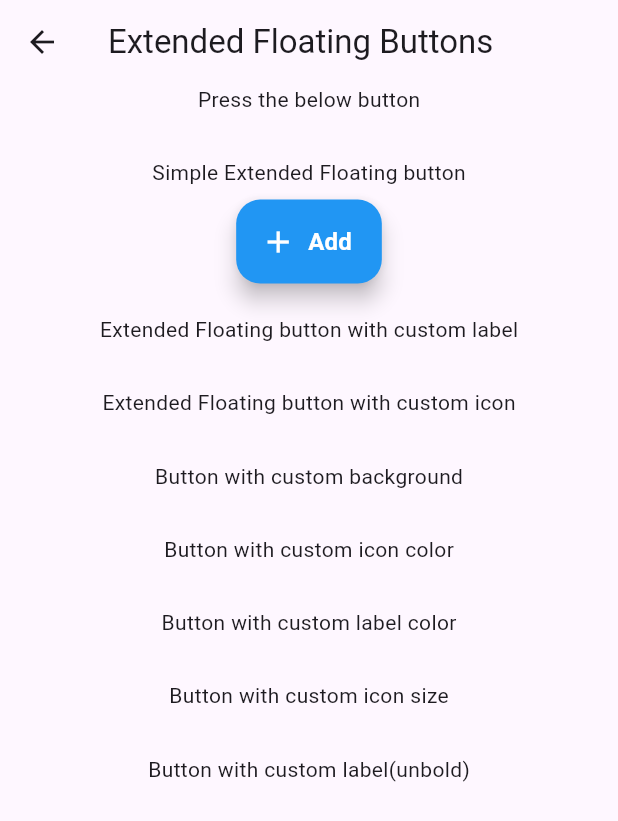
After one commit to mdrazadev/Flutter-Widgets, a Flutter app: the screen it shows after launch, after a tap on "Extended Floating Button Examples", on a phone screen of 412 x 824 dp. The commit adds this screen. Shown: the top 821 px of the screen. Run offline on Flutter 3.47's test engine with Material 3 defaults, Android fonts, the phone set to English and light mode, and no system bars; our stand-ins replace get.

Commit message:
extended floating btn widget added

```diff
--- a/lib/home_page.dart
+++ b/lib/home_page.dart
@@ -1,5 +1,6 @@
 import 'package:flutter/material.dart';
 import 'package:flutter_widgets/screens/buttons_examples_screen.dart';
+import 'package:flutter_widgets/screens/extended_floating_btn_ex_screen.dart';
 import 'package:flutter_widgets/screens/floating_button_examples_screen.dart';
 import 'package:flutter_widgets/screens/simple_input_field_screen.dart';
 import 'package:flutter_widgets/widgets/buttons/simple_button_widget.dart';
@@ -20,8 +21,9 @@ class HomePage extends StatelessWidget {
           SizedBox(
             width: width,
           ),
-          ElevatedButton(
-            onPressed: () {
+          SimpleButtonWidget(
+            label: 'InputField Examples',
+            onPress: () {
               Navigator.push(
                 context,
                 MaterialPageRoute(
@@ -29,14 +31,12 @@ class HomePage extends StatelessWidget {
                 ),
               );
             },
-            child: const Text('Simple Input Field'),
           ),
           const SizedBox(
             height: 15,
           ),
           SimpleButtonWidget(
             label: 'Button Examples',
-            width: width * 0.4,
             onPress: () {
               Navigator.push(
                 context,
@@ -51,7 +51,6 @@ class HomePage extends StatelessWidget {
           ),
           SimpleButtonWidget(
             label: 'Floating Button Examples',
-            width: width * 0.5,
             onPress: () {
               Navigator.push(
                 context,
@@ -61,6 +60,20 @@ class HomePage extends StatelessWidget {
               );
             },
           ),
+          const SizedBox(
+            height: 15,
+          ),
+          SimpleButtonWidget(
+            label: 'Extended Floating Button Examples',
+            onPress: () {
+              Navigator.push(
+                context,
+                MaterialPageRoute(
+                  builder: (ctx) => const ExtendedFloatingBtnExScreen(),
+                ),
+              );
+            },
+          ),
         ],
       ),
     );
--- /dev/null
+++ b/lib/screens/extended_floating_btn_ex_screen.dart
@@ -0,0 +1,123 @@
+import 'package:flutter/material.dart';
+import 'package:flutter_widgets/widgets/buttons/extended_floating_btn_widget.dart';
+
+class ExtendedFloatingBtnExScreen extends StatefulWidget {
+  const ExtendedFloatingBtnExScreen({super.key});
+
+  @override
+  State<ExtendedFloatingBtnExScreen> createState() =>
+      _ExtendedFloatingBtnExScreenState();
+}
+
+class _ExtendedFloatingBtnExScreenState
+    extends State<ExtendedFloatingBtnExScreen> {
+  int index = 1;
+
+  changeIndex() {
+    setState(() {
+      if (index < 8) {
+        index++;
+      } else {
+        index = 1;
+      }
+    });
+  }
+
+  @override
+  Widget build(BuildContext context) {
+    double wt = MediaQuery.of(context).size.width;
+    return Scaffold(
+      appBar: AppBar(
+        title: const Text('Extended Floating Buttons'),
+      ),
+      body: SingleChildScrollView(
+        child: Column(
+          children: [
+            const Text('Press the below button'),
+            SizedBox(height: wt * 0.02),
+            SizedBox(width: wt, height: wt * 0.05),
+            const Text('Simple Extended Floating button'),
+            SizedBox(height: wt * 0.02),
+            if (index == 1)
+              ExtendedFloatingBtnWidget(
+                onPress: () {
+                  changeIndex();
+                },
+              ),
+            SizedBox(width: wt, height: wt * 0.05),
+            const Text('Extended Floating button with custom label'),
+            SizedBox(height: wt * 0.02),
+            if (index == 2)
+              ExtendedFloatingBtnWidget(
+                onPress: () {
+                  changeIndex();
+                },
+                label: 'Label',
+              ),
+            SizedBox(width: wt, height: wt * 0.05),
+            const Text('Extended Floating button with custom icon'),
+            SizedBox(height: wt * 0.02),
+            if (index == 3)
+              ExtendedFloatingBtnWidget(
+                onPress: () {
+                  changeIndex();
+                },
+                icon: Icons.send,
+              ),
+            SizedBox(width: wt, height: wt * 0.05),
+            const Text('Button with custom background'),
+            SizedBox(height: wt * 0.02),
+            if (index == 4)
+              ExtendedFloatingBtnWidget(
+                onPress: () {
+                  changeIndex();
+                },
+                bgColor: Colors.green,
+              ),
+            SizedBox(width: wt, height: wt * 0.05),
+            const Text('Button with custom icon color'),
+            SizedBox(height: wt * 0.02),
+            if (index == 5)
+              ExtendedFloatingBtnWidget(
+                onPress: () {
+                  changeIndex();
+                },
+                iconColor: Colors.red,
+              ),
+            SizedBox(width: wt, height: wt * 0.05),
+            const Text('Button with custom label color'),
+            SizedBox(height: wt * 0.02),
+            if (index == 6)
+              ExtendedFloatingBtnWidget(
+                onPress: () {
+                  changeIndex();
+                },
+                labelColor: Colors.red,
+              ),
+            SizedBox(width: wt, height: wt * 0.05),
+            const Text('Button with custom icon size'),
+            SizedBox(height: wt * 0.02),
+            if (index == 7)
+              ExtendedFloatingBtnWidget(
+                onPress: () {
+                  changeIndex();
+                },
+                iconSize: 15,
+              ),
+            SizedBox(width: wt, height: wt * 0.05),
+            const Text('Button with custom label(unbold)'),
+            SizedBox(height: wt * 0.02),
+            if (index == 8)
+              ExtendedFloatingBtnWidget(
+                onPress: () {
+                  changeIndex();
+                },
+                boldLabel: false,
+              ),
+            SizedBox(width: wt, height: wt * 0.05),
+          ],
+        ),
+      ),
+    );
+  }
+}
--- /dev/null
+++ b/lib/widgets/buttons/extended_floating_btn_widget.dart
@@ -0,0 +1,45 @@
+import 'package:flutter/material.dart';
+
+class ExtendedFloatingBtnWidget extends StatelessWidget {
+  const ExtendedFloatingBtnWidget({
+    super.key,
+    required this.onPress,
+    this.label = 'Add',
+    this.icon = Icons.add,
+    this.bgColor = Colors.blue,
+    this.labelColor = Colors.white,
+    this.iconColor = Colors.white,
+    this.iconSize,
+    this.boldLabel = true,
+  });
+
+  final String label;
+  final VoidCallback onPress;
+  final IconData? icon;
+  final Color? bgColor;
+  final Color? labelColor;
+  final Color? iconColor;
+  final double? iconSize;
+  final bool? boldLabel;
+
+  @override
+  Widget build(BuildContext context) {
+    return FloatingActionButton.extended(
+      backgroundColor: bgColor,
+      onPressed: onPress,
+      label: Text(
+        label,
+        style: TextStyle(
+          fontWeight: boldLabel! ? FontWeight.bold : null,
+          fontSize: 16,
+          color: labelColor,
+        ),
+      ),
+      icon: Icon(
+        icon,
+        color: iconColor,
+        size: iconSize,
+      ),
+    );
+  }
+}
```
Also changed, not shown: lib/screens/floating_button_examples_screen.dart (+38 -5 lines).
